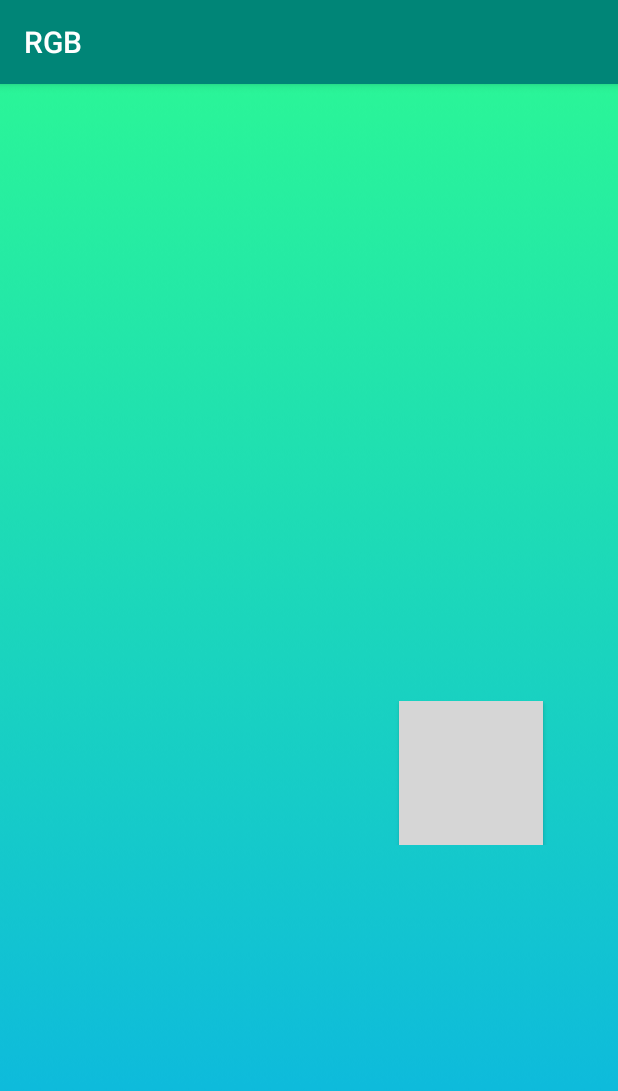
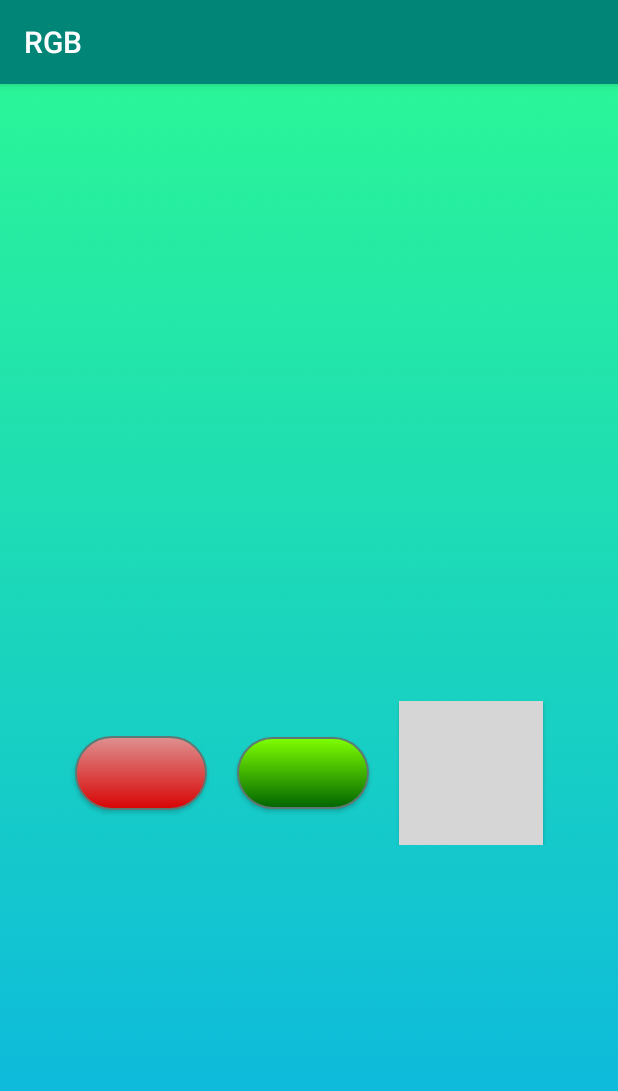
Before and after one commit to CaNafo/RGB, an Android app: the PlayActivity screen opened directly, with no data from a screen before it, on a phone screen of 412 x 824 dp. Shown: the top 1091 px of the screen. Run offline under Robolectric (Android 15) with nearby library versions, the phone set to English and light mode, and no system bars; Roboto replaces fonts that are not available here; grey boxes are pictures that could not be loaded.

Commit message:
popravljena dugmad

```diff
--- a/app/src/main/java/com/example/ca/rgb/PlayActivity.java
+++ b/app/src/main/java/com/example/ca/rgb/PlayActivity.java
@@ -556,12 +556,12 @@ public class PlayActivity extends AppCompatActivity {
                 break;
             case 3:
                 //timeattack hard
-                settings = getApplicationContext().getSharedPreferences("timeattack_hard", 0);
+                settings = getApplicationContext().getSharedPreferences("timeattackHard", 0);
                 myScore = settings.getInt("timeattackHard", 0);
                 break;
             case 4:
                 //classic hard
-                settings = getApplicationContext().getSharedPreferences("classic_hard", 0);
+                settings = getApplicationContext().getSharedPreferences("classicHard", 0);
                 myScore = settings.getInt("classicHard", 0);
                 break;
         }
@@ -644,9 +644,9 @@ public class PlayActivity extends AppCompatActivity {
             @Override
             public void onResponse(Call<String> call, Response<String> response) {
                 if (response.isSuccessful()) {
-                    System.out.println("dadsadasdas");
+                    System.out.println("");
                 } else {
-                    System.out.println("NIJEdadsadasdas");
+                    System.out.println("");
                 }
             }
 
--- a/app/src/main/res/drawable-v24/buttonred.xml
+++ b/app/src/main/res/drawable-v24/buttonred.xml
@@ -1,3 +1,25 @@
 <?xml version="1.0" encoding="utf-8"?>
 <selector xmlns:android="http://schemas.android.com/apk/res/android"
-    android:layout_height="match_parent" android:layout_width="match_parent"></selector>
+    android:layout_height="match_parent" android:layout_width="match_parent">
+    <item android:state_pressed="true" >
+        <shape android:shape="rectangle"  >
+            <corners android:radius="1000dip" />
+            <stroke android:width="1dip" android:color="#5e7974" />
+            <gradient android:angle="-90" android:startColor="#d3d3d3" android:endColor="#000000"  />
+        </shape>
+    </item>
+    <item android:state_focused="true">
+        <shape android:shape="rectangle"  >
+            <corners android:radius="1000dip" />
+            <stroke android:width="1dip" android:color="#5e7974" />
+            <solid android:color="#58857e"/>
+        </shape>
+    </item>
+    <item >
+        <shape android:shape="rectangle"  >
+            <corners android:radius="1000dip" />
+            <stroke android:width="1dip" android:color="#5e7974" />
+            <gradient android:angle="-90" android:startColor="#DE9191" android:endColor="#D80404" />
+        </shape>
+    </item>
+</selector>
--- a/app/src/main/res/drawable/buttongreen.xml
+++ b/app/src/main/res/drawable/buttongreen.xml
@@ -1,3 +1,25 @@
 <?xml version="1.0" encoding="utf-8"?>
 <selector xmlns:android="http://schemas.android.com/apk/res/android"
-    android:layout_height="match_parent" android:layout_width="match_parent"></selector>
+    android:layout_height="match_parent" android:layout_width="match_parent">
+    <item android:state_pressed="true" >
+        <shape android:shape="rectangle"  >
+            <corners android:radius="1000dip" />
+            <stroke android:width="1dip" android:color="#5e7974" />
+            <gradient android:angle="-90" android:startColor="#d3d3d3" android:endColor="#000000"  />
+        </shape>
+    </item>
+    <item android:state_focused="true">
+        <shape android:shape="rectangle"  >
+            <corners android:radius="1000dip" />
+            <stroke android:width="1dip" android:color="#5e7974" />
+            <solid android:color="#58857e"/>
+        </shape>
+    </item>
+    <item >
+        <shape android:shape="rectangle"  >
+            <corners android:radius="1000dip" />
+            <stroke android:width="1dip" android:color="#5e7974" />
+            <gradient android:angle="-90" android:startColor="#7FFF00" android:endColor="#006400" />
+        </shape>
+    </item>
+</selector>
--- a/app/src/main/res/drawable/buttonpurple.xml
+++ b/app/src/main/res/drawable/buttonpurple.xml
@@ -1,3 +1,25 @@
 <?xml version="1.0" encoding="utf-8"?>
 <selector xmlns:android="http://schemas.android.com/apk/res/android"
-    android:layout_height="match_parent" android:layout_width="match_parent"></selector>
+    android:layout_height="match_parent" android:layout_width="match_parent">
+    <item android:state_pressed="true" >
+        <shape android:shape="rectangle"  >
+            <corners android:radius="1000dip" />
+            <stroke android:width="1dip" android:color="#5e7974" />
+            <gradient android:angle="-90" android:startColor="#d3d3d3" android:endColor="#000000"  />
+        </shape>
+    </item>
+    <item android:state_focused="true">
+        <shape android:shape="rectangle"  >
+            <corners android:radius="1000dip" />
+            <stroke android:width="1dip" android:color="#5e7974" />
+            <solid android:color="#58857e"/>
+        </shape>
+    </item>
+    <item >
+        <shape android:shape="rectangle"  >
+            <corners android:radius="1000dip" />
+            <stroke android:width="1dip" android:color="#5e7974" />
+            <gradient android:angle="-90" android:startColor="#ff00ff" android:endColor="#8b008b" />
+        </shape>
+    </item>
+</selector>
--- a/app/src/main/res/drawable/buttonyellow.xml
+++ b/app/src/main/res/drawable/buttonyellow.xml
@@ -1,3 +1,25 @@
 <?xml version="1.0" encoding="utf-8"?>
 <selector xmlns:android="http://schemas.android.com/apk/res/android"
-    android:layout_height="match_parent" android:layout_width="match_parent"></selector>
+    android:layout_height="match_parent" android:layout_width="match_parent">
+    <item android:state_pressed="true" >
+        <shape android:shape="rectangle"  >
+            <corners android:radius="1000dip" />
+            <stroke android:width="1dip" android:color="#5e7974" />
+            <gradient android:angle="-90" android:startColor="#d3d3d3" android:endColor="#000000"  />
+        </shape>
+    </item>
+    <item android:state_focused="true">
+        <shape android:shape="rectangle"  >
+            <corners android:radius="1000dip" />
+            <stroke android:width="1dip" android:color="#5e7974" />
+            <solid android:color="#58857e"/>
+        </shape>
+    </item>
+    <item >
+        <shape android:shape="rectangle"  >
+            <corners android:radius="1000dip" />
+            <stroke android:width="1dip" android:color="#5e7974" />
+            <gradient android:angle="-90" android:startColor="#ffff00" android:endColor="#ffa500" />
+        </shape>
+    </item>
+</selector>
--- a/app/src/main/res/layout/activity_play.xml
+++ b/app/src/main/res/layout/activity_play.xml
@@ -139,6 +139,7 @@
             android:layout_height="wrap_content"
             android:orientation="horizontal"
             android:gravity="center_horizontal">
+
             <Button
                 android:id="@+id/purpleBtn"
                 android:layout_width="wrap_content"
```
